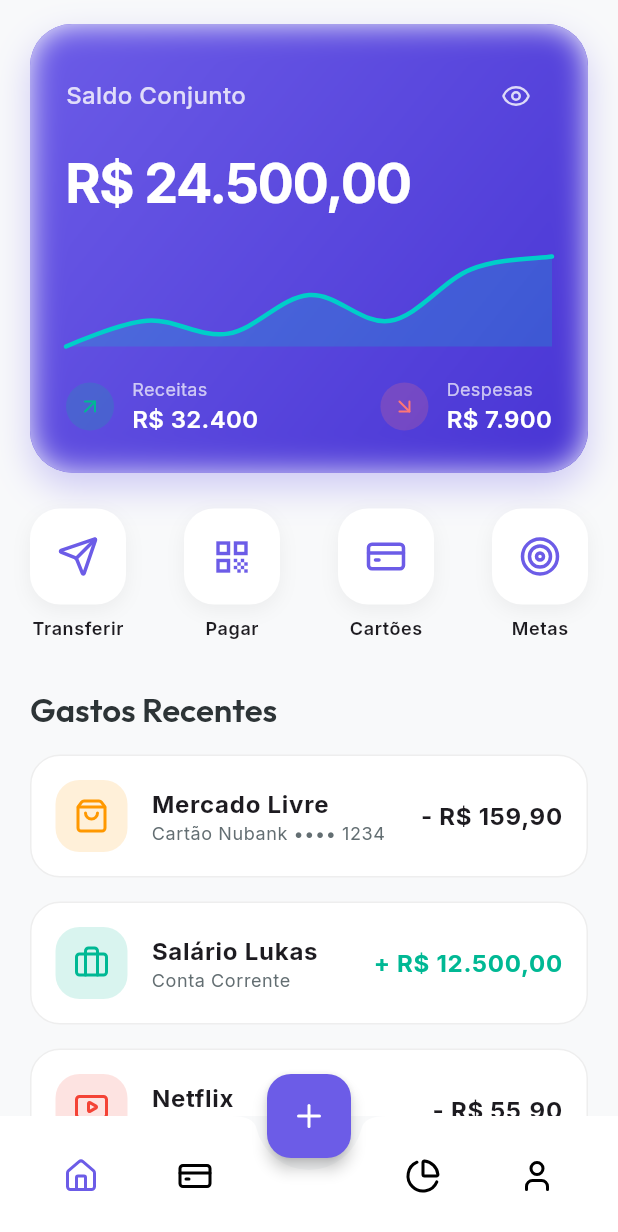
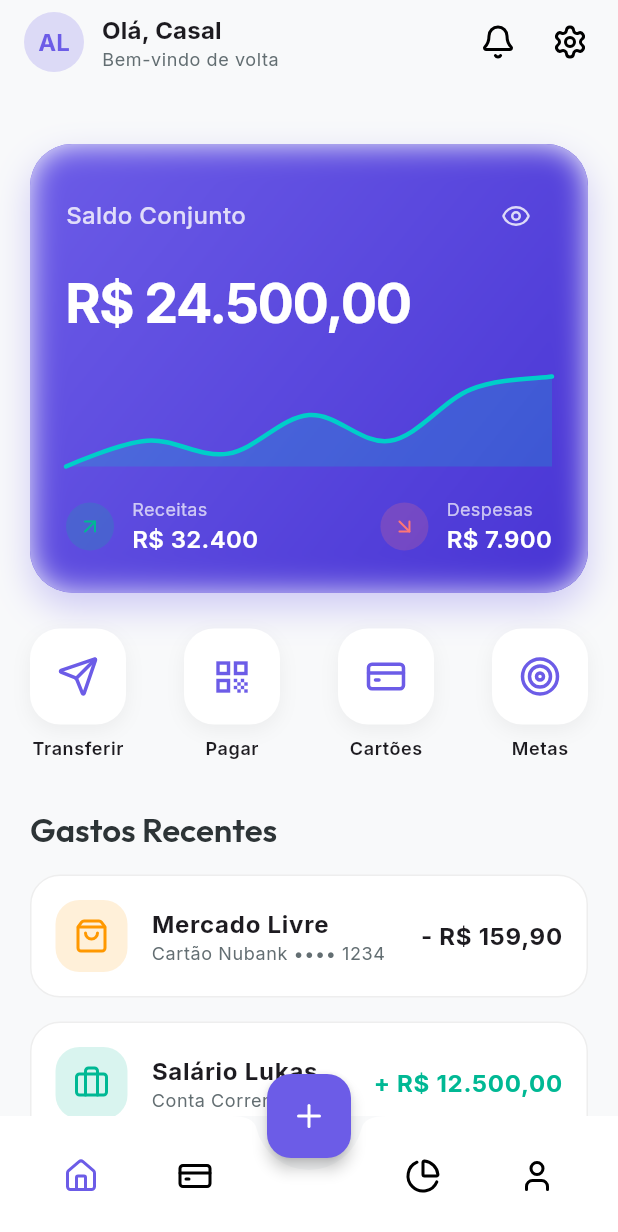
Before and after one commit to lukasdeltaflex-bot/A-L-finance, a Flutter app: the screen it shows after launch, on a phone screen of 412 x 824 dp. Shown: the top 1232 px of the screen. Run offline on Flutter 3.47's test engine with Material 3 defaults, Android fonts, the phone set to English and light mode, and no system bars; drawn by our look-alikes of fl_chart, flutter_animate; our stand-ins replace flutter_riverpod, google_fonts, lucide_icons.

Commit message:
fix: resolve sliver crash and UI blocking issues

```diff
--- a/lib/features/dashboard/presentation/pages/dashboard_page.dart
+++ b/lib/features/dashboard/presentation/pages/dashboard_page.dart
@@ -59,7 +59,7 @@ class _DashboardPageState extends ConsumerState<DashboardPage> {
                 ),
                 const SizedBox(width: 8),
               ],
-            ).animate().fade().slideY(begin: -0.2, end: 0, duration: 500.ms, curve: Curves.easeOutCubic),
+            ),
 
             SliverPadding(
               padding: const EdgeInsets.symmetric(horizontal: 20.0),
--- a/lib/features/dashboard/presentation/widgets/recent_transactions.dart
+++ b/lib/features/dashboard/presentation/widgets/recent_transactions.dart
@@ -60,6 +60,7 @@ class RecentTransactions extends StatelessWidget {
     int delay,
   ) {
     final theme = Theme.of(context);
+    final isDark = theme.brightness == Brightness.dark;
     final isIncome = amount.startsWith('+');
 
     return Container(
@@ -69,9 +70,7 @@ class RecentTransactions extends StatelessWidget {
         color: theme.cardTheme.color,
         borderRadius: BorderRadius.circular(20),
         border: Border.all(
-          color: theme.cardTheme.shape is RoundedRectangleBorder
-            ? (theme.cardTheme.shape as RoundedRectangleBorder).side.color
-            : Colors.transparent,
+          color: isDark ? const Color(0xFF2C2C35) : const Color(0xFFEEEEEE),
         ),
       ),
       child: Row(
```
Also changed, not shown: pubspec.yaml (+5 -5 lines), 1 other file.
